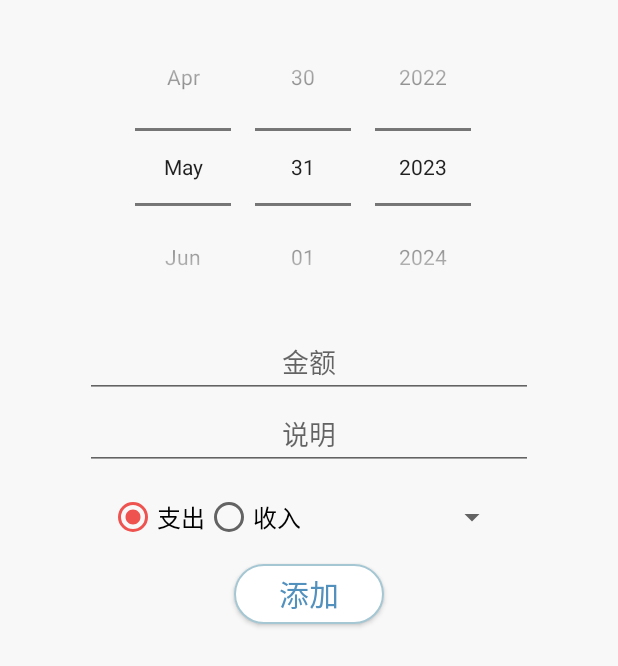
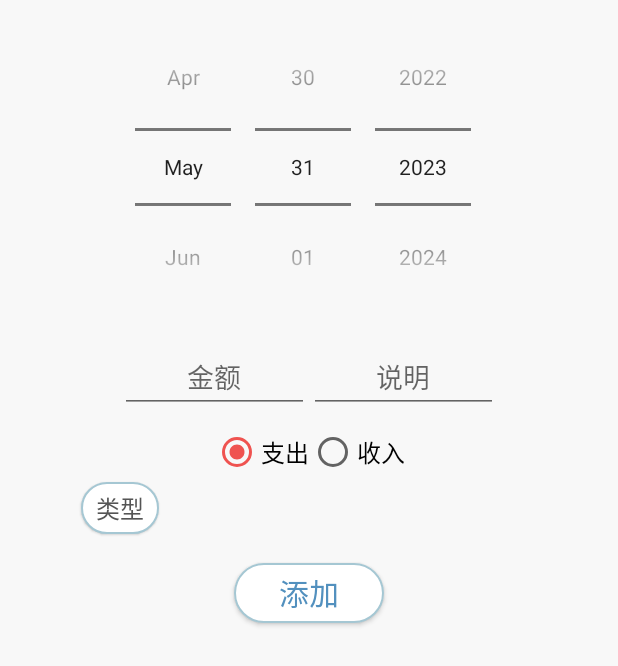
Before and after one commit to ddancn/KeepAccount, an Android app: the layout fragment_add.xml on its own in the app's theme, with its tools: preview values and no code run, on a phone screen of 412 x 824 dp. Shown: the top 666 px of the screen. Run offline under Robolectric (Android 15) with nearby library versions, the phone set to English and light mode, and no system bars.

Commit message:
feat: 添加页的类型采用标签式UI进行选择

```diff
--- a/app/build.gradle
+++ b/app/build.gradle
@@ -44,6 +44,7 @@ dependencies {
     implementation fileTree(include: ['*.jar'], dir: 'libs')
     implementation 'androidx.appcompat:appcompat:1.4.1'
     implementation 'com.google.android.material:material:1.5.0'
+    implementation 'com.google.android:flexbox:1.0.0'
     implementation 'androidx.constraintlayout:constraintlayout:2.0.4'
     implementation 'androidx.vectordrawable:vectordrawable:1.1.0'
     implementation 'androidx.recyclerview:recyclerview:1.2.1'
--- a/app/src/main/java/com/ddancn/keepaccount/dao/RecordDao.kt
+++ b/app/src/main/java/com/ddancn/keepaccount/dao/RecordDao.kt
@@ -34,8 +34,9 @@ object RecordDao {
                 "date like ? or money like ? or detail like ? or categoryName like ?",
                 condition, condition, condition, condition
             )
-            .order("date desc")
+            .order("date")
             .find(Record::class.java)
+            .reversed()
     }
 
     /**
@@ -45,8 +46,9 @@ object RecordDao {
     fun getRecordsByMonth(month: String): List<Record> {
         return LitePal
             .where("date like ?", "$month%")
-            .order("date desc")
+            .order("date")
             .find(Record::class.java)
+            .reversed()
     }
 
     /**
--- a/app/src/main/res/drawable/selector_rb.xml
+++ b/app/src/main/res/drawable/selector_rb.xml
@@ -1,6 +1,13 @@
 <?xml version="1.0" encoding="utf-8"?>
 <selector xmlns:android="http://schemas.android.com/apk/res/android">
     <item android:state_checked="true">
+        <shape>
+            <corners android:radius="50dp" />
+            <stroke android:width="1dp" android:color="@color/colorPrimaryLight" />
+            <solid android:color="@color/colorPrimaryLight" />
+        </shape>
+    </item>
+    <item android:state_selected="true">
         <shape>
             <corners android:radius="50dp" />
             <stroke android:width="1dp" android:color="@color/colorPrimaryLight" />
--- a/app/src/main/res/drawable/selector_rb_text.xml
+++ b/app/src/main/res/drawable/selector_rb_text.xml
@@ -1,5 +1,6 @@
 <?xml version="1.0" encoding="utf-8"?>
 <selector xmlns:android="http://schemas.android.com/apk/res/android">
     <item android:state_checked="true" android:color="#fff"/>
+    <item android:state_selected="true" android:color="#fff"/>
     <item android:state_enabled="true" android:color="@color/colorText"/>
 </selector>
--- a/app/src/main/res/layout/fragment_add.xml
+++ b/app/src/main/res/layout/fragment_add.xml
@@ -16,13 +16,21 @@
             android:layout_height="wrap_content"
             android:layout_marginTop="5dp"
             android:calendarViewShown="false"
-            android:datePickerMode="spinner"
-            tools:targetApi="lollipop" />
+            android:datePickerMode="spinner" />
+
+        <LinearLayout
+            android:layout_width="wrap_content"
+            android:layout_height="wrap_content"
+            android:layout_marginHorizontal="80dp"
+            android:layout_marginTop="10dp"
+            android:gravity="center"
+            android:orientation="horizontal">
 
             <EditText
                 android:id="@+id/et_money"
-            android:layout_width="wrap_content"
+                android:layout_width="0dp"
                 android:layout_height="wrap_content"
+                android:layout_weight="1"
                 android:ems="14"
                 android:gravity="center"
                 android:hint="@string/add_money"
@@ -32,27 +40,23 @@
 
             <EditText
                 android:id="@+id/et_detail"
-            android:layout_width="wrap_content"
+                android:layout_width="0dp"
                 android:layout_height="wrap_content"
+                android:layout_weight="1"
                 android:ems="14"
                 android:gravity="center"
                 android:hint="@string/add_desc"
                 android:inputType="none"
                 android:textColor="@color/colorText"
                 tools:ignore="Autofill" />
-
-        <LinearLayout
-            android:layout_width="wrap_content"
-            android:layout_height="wrap_content"
-            android:layout_marginTop="15dp"
-            android:gravity="center"
-            android:orientation="horizontal">
+        </LinearLayout>
 
         <RadioGroup
             android:id="@+id/rg_type"
             android:layout_width="wrap_content"
             android:layout_height="wrap_content"
             android:layout_gravity="center"
+            android:layout_marginTop="10dp"
             android:orientation="horizontal">
 
             <RadioButton
@@ -72,13 +76,13 @@
 
         </RadioGroup>
 
-            <Spinner
-                android:id="@+id/spinner_category"
-                android:layout_width="wrap_content"
+        <androidx.recyclerview.widget.RecyclerView
+            android:id="@+id/rv_category"
+            android:layout_width="match_parent"
             android:layout_height="wrap_content"
-                android:layout_marginStart="18dp"
-                android:minWidth="120dp" />
-        </LinearLayout>
+            android:layout_marginHorizontal="50dp"
+            tools:itemCount="1"
+            tools:listitem="@layout/item_add_category" />
 
         <Button
             android:id="@+id/btn_add"
--- a/app/src/main/res/layout/fragment_sum.xml
+++ b/app/src/main/res/layout/fragment_sum.xml
@@ -28,8 +28,7 @@
                 android:gravity="center"
                 android:text="@string/sum_month"
                 android:textColor="@drawable/selector_rb_text"
-                android:textSize="16sp"
-                tools:targetApi="lollipop" />
+                android:textSize="16sp" />
 
             <RadioButton
                 android:id="@+id/rb_year"
@@ -42,8 +41,7 @@
                 android:gravity="center"
                 android:text="@string/sum_year"
                 android:textColor="@drawable/selector_rb_text"
-                android:textSize="16sp"
-                tools:targetApi="lollipop" />
+                android:textSize="16sp" />
         </RadioGroup>
 
         <RelativeLayout
--- /dev/null
+++ b/app/src/main/res/layout/item_add_category.xml
@@ -0,0 +1,18 @@
+<?xml version="1.0" encoding="utf-8"?>
+<TextView xmlns:android="http://schemas.android.com/apk/res/android"
+    xmlns:tools="http://schemas.android.com/tools"
+    android:id="@+id/tv_category"
+    android:layout_width="wrap_content"
+    android:layout_height="wrap_content"
+    android:layout_gravity="center"
+    android:layout_margin="4dp"
+    android:background="@drawable/selector_rb"
+    android:elevation="1dp"
+    android:gravity="center"
+    android:paddingHorizontal="10dp"
+    android:paddingVertical="5dp"
+    android:textColor="@drawable/selector_rb_text"
+    android:textSize="16sp"
+    tools:text="类型">
+
+</TextView>
--- a/app/src/main/res/layout/item_category.xml
+++ b/app/src/main/res/layout/item_category.xml
@@ -13,7 +13,6 @@
     android:gravity="center"
     android:textSize="20sp"
     android:background="@drawable/bg_item"
-    android:elevation="1dp"
-    tools:targetApi="lollipop">
+    android:elevation="1dp">
 
 </TextView>
--- a/lib/src/main/java/com/ddancn/lib/view/dialog/InputDialog.kt
+++ b/lib/src/main/java/com/ddancn/lib/view/dialog/InputDialog.kt
@@ -24,7 +24,6 @@ class InputDialog(
         vb.btnCancel.visibility = View.GONE
         vb.tvTitle.visibility = View.GONE
         vb.viewDividerVertical.visibility = View.GONE
-        vb.editText.requestFocus()
 
         KeyboardUtils.showSoftInput(vb.editText)
 
--- a/lib/src/main/res/layout/dialog_date_picker.xml
+++ b/lib/src/main/res/layout/dialog_date_picker.xml
@@ -12,8 +12,7 @@
         android:layout_width="wrap_content"
         android:layout_height="wrap_content"
         android:calendarViewShown="false"
-        android:datePickerMode="spinner"
-        tools:targetApi="lollipop" />
+        android:datePickerMode="spinner"/>
 
     <View
         android:layout_width="match_parent"
```
Also changed, not shown: app/src/main/java/com/ddancn/keepaccount/adapter/AddCateAdapter.kt (added, +31 -0 lines), app/src/main/java/com/ddancn/keepaccount/entity/Category.kt (+7 -4 lines), app/src/main/java/com/ddancn/keepaccount/entity/Record.kt (+8 -7 lines), app/src/main/java/com/ddancn/keepaccount/fragment/AddFragment.kt (+45 -21 lines), 1 other file. Lines whose indentation alone changed are shown as unchanged.
